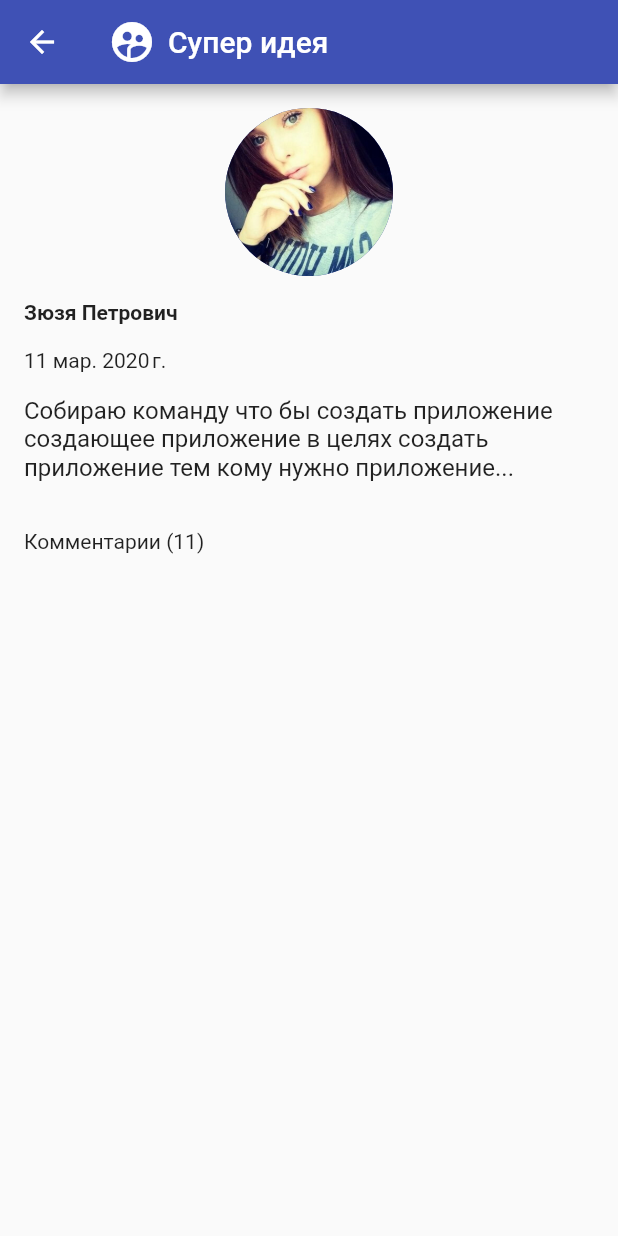
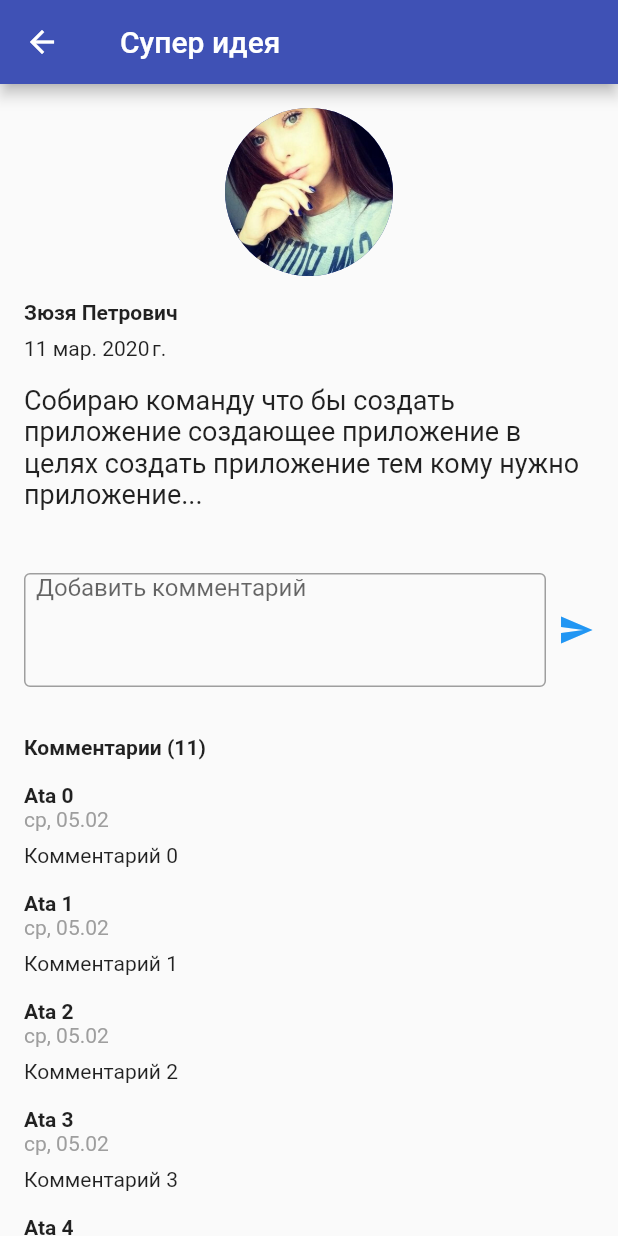
Before and after one commit to MVProduction/TeamLeadMobile, a Flutter app: the PostListPage screen opened by its route, after a tap on "Супер идея", on a phone screen of 412 x 824 dp. Run offline on Flutter 3.47's test engine with Material 2 defaults, Android fonts, the phone set to English and light mode, and no system bars.

Commit message:
Add comment

```diff
--- a/lib/pages/post_discussion/post_discussion_page.dart
+++ b/lib/pages/post_discussion/post_discussion_page.dart
@@ -1,6 +1,7 @@
 import 'package:flutter/material.dart';
 import 'package:flutter/widgets.dart';
 import 'package:provider/provider.dart';
+import 'package:team_lead/pages/post_discussion/widgets/comment_item_widget.dart';
 import 'package:team_lead/pages/post_list/models/post_list_item_data.dart';
 import 'package:team_lead/pages/post_list/models/posts_model.dart';
 import 'package:team_lead/utils/date_utils.dart';
@@ -16,6 +17,21 @@ class PostDiscussionPage extends StatefulWidget {
 
 /// Состояние страницы
 class _PostDiscussionPageState extends State<PostDiscussionPage> {
+  /// Возвращает комментарии
+  Widget getComments() {
+    return Column(
+      crossAxisAlignment: CrossAxisAlignment.start,
+      children: <Widget>[
+        for (var i = 0; i < 20; i++)
+          Padding(
+            padding: const EdgeInsets.only(bottom: 16),
+            child:
+                CommentItemWidget("Ata $i", DateTime.now(), "Комментарий $i"),
+          )
+      ],
+    );
+  }
+
   /// Создаёт виджет
   @override
   Widget build(BuildContext context) {
@@ -29,11 +45,8 @@ class _PostDiscussionPageState extends State<PostDiscussionPage> {
             children: <Widget>[
               Padding(
                 padding: const EdgeInsets.only(right: 8),
-                child: Icon(Icons.supervised_user_circle, size: 32),
               ),
-              Text(post.title,
-              maxLines: 1,
-              overflow: TextOverflow.ellipsis)
+              Text(post.title, maxLines: 1, overflow: TextOverflow.ellipsis)
             ],
           )),
           body: ListView(
@@ -57,19 +70,59 @@ class _PostDiscussionPageState extends State<PostDiscussionPage> {
                         ),
                       ),
                       Padding(
-                        padding: const EdgeInsets.only(bottom: 16),
+                        padding: const EdgeInsets.only(bottom: 8),
                         child: Text(post.userName,
                             style: TextStyle(fontWeight: FontWeight.bold)),
                       ),
                       Padding(
                         padding: const EdgeInsets.only(bottom: 16),
-                        child: Text(post.createDate.toLocalizedString()),
+                        child: Text(post.createDate.toLocalizedDateString()),
                       ),
-                      Text(post.shortText, style: TextStyle(fontSize: 16)),
+                      Text(post.shortText, style: TextStyle(fontSize: 18)),
+                      Padding(
+                        padding: EdgeInsets.only(top: 42, bottom: 32),
+                        child: Row(
+                          children: <Widget>[
+                            Expanded(
+                              flex: 1,
+                              child: TextField(
+                                maxLines: 4,
+                                decoration: new InputDecoration(
+                                    contentPadding: EdgeInsets.symmetric(
+                                        vertical: 0.0, horizontal: 8),
+                                    focusedBorder: OutlineInputBorder(
+                                      borderSide: BorderSide(
+                                          color: Colors.blue, width: 1.0),
+                                    ),
+                                    enabledBorder: OutlineInputBorder(
+                                      borderSide: BorderSide(
+                                          color: Colors.grey, width: 1.0),
+                                    ),
+                                    hintMaxLines: 4,
+                                    hintText: "Добавить комментарий"),
+                              ),
+                            ),
+                            Container(
+                              width: 32,
+                              child: IconButton(
+                                onPressed: () {},
+                                icon: Icon(
+                                  Icons.send,
+                                  color: Colors.blue,
+                                ),
+                              ),
+                            )
+                          ],
+                        ),
+                      ),
+                      Padding(
+                        padding: const EdgeInsets.only(bottom: 16),
+                        child: Text("Комментарии (11)",
+                            style: TextStyle(fontWeight: FontWeight.bold)),
+                      ),
+                      getComments()
                     ],
                   )),
-              Container(
-                  padding: EdgeInsets.all(16), child: Text("Комментарии (11)"))
             ],
           ),
         ));
--- /dev/null
+++ b/lib/pages/post_discussion/widgets/comment_item_widget.dart
@@ -0,0 +1,42 @@
+import 'package:flutter/material.dart';
+import 'package:flutter/widgets.dart';
+import 'package:team_lead/utils/date_utils.dart';
+
+/// Комментарий
+class CommentItemWidget extends StatelessWidget {
+  /// Имя пользователя
+  final String userName;
+
+  /// Дата комментария
+  final DateTime dateTime;
+
+  /// Текст комментария
+  final String text;
+
+  /// Конструктор
+  CommentItemWidget(this.userName, this.dateTime, this.text);
+
+  /// Создаёт виджет
+  @override
+  Widget build(BuildContext context) {
+    return Column(
+      crossAxisAlignment: CrossAxisAlignment.start,
+      mainAxisSize: MainAxisSize.min,
+      children: <Widget>[
+        Text(userName, style: TextStyle(fontWeight: FontWeight.bold)),
+        Text(
+          dateTime.toLocalizedDateTimeString(),
+          style: TextStyle(color: Colors.grey),
+        ),
+        Padding(
+          padding: const EdgeInsets.only(top: 8),
+          child: Text(text,
+            style: TextStyle(
+              fontSize: 14
+            ),
+          ),
+        )
+      ],
+    );
+  }
+}
--- a/lib/pages/post_list/widgets/post_item_widget.dart
+++ b/lib/pages/post_list/widgets/post_item_widget.dart
@@ -78,7 +78,7 @@ class PostItemWidget extends StatelessWidget {
                                 ),
                                 Padding(
                                   padding: const EdgeInsets.only(bottom: 4),
-                                  child: Text(post.createDate.toLocalizedString(),
+                                  child: Text(post.createDate.toLocalizedDateString(),
                                       style: TextStyle(
                                           color: Colors.grey.shade500)),
                                 ),
--- a/lib/utils/date_utils.dart
+++ b/lib/utils/date_utils.dart
@@ -2,8 +2,13 @@ import 'package:intl/intl.dart';
 
 /// Утилиты для дат
 extension DateUtils on DateTime {
-  /// Возвращает форматированную дату и время в зависимости от локализации
-  String toLocalizedString() {
+  /// Возвращает форматированную дату в зависимости от локализации
+  String toLocalizedDateString() {
     return DateFormat.yMMMd().format(this);
   }
+
+  /// Возвращает форматированную дату и время в зависимости от локализации
+  String toLocalizedDateTimeString() {
+    return DateFormat.MEd().format(this);
+  }
 }
```
